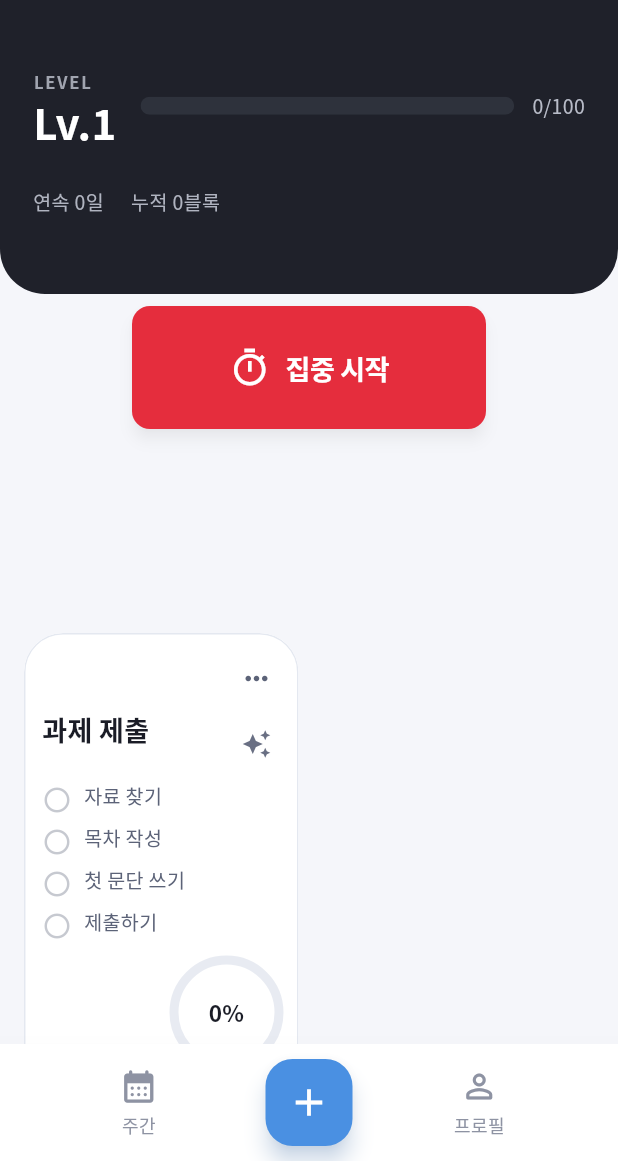
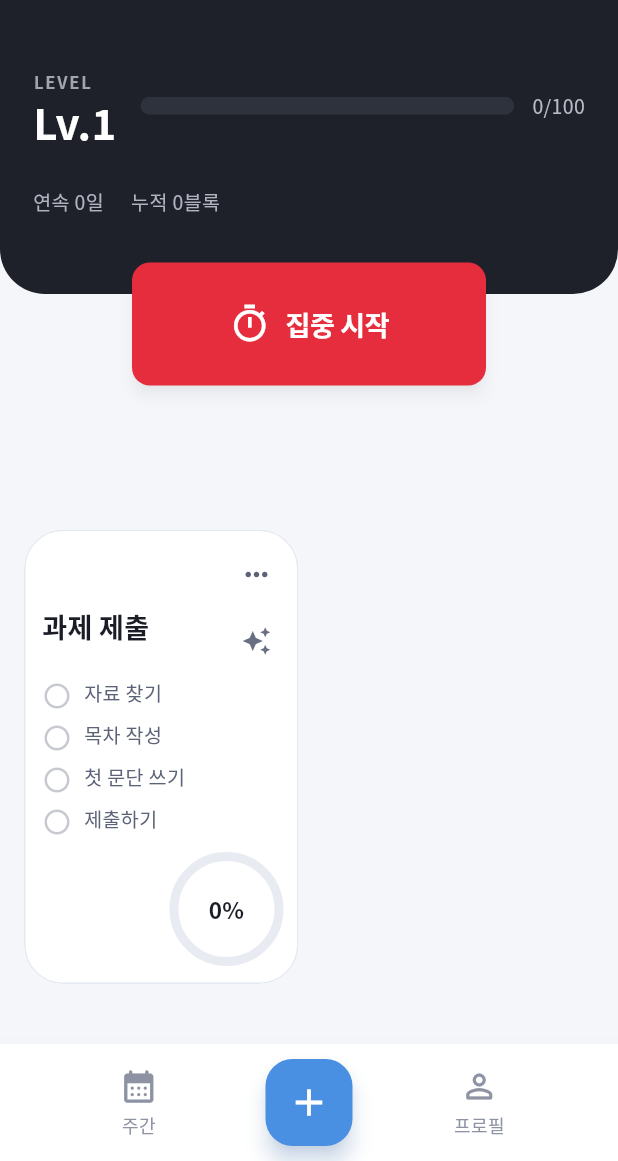
Before and after one commit to Shinmilli/FocusFlow, a Flutter app: the screen it shows after launch, on a phone screen of 412 x 824 dp, the part 75-1236 px from its top. Run offline on Flutter 3.47's test engine with Material 3 defaults, Android fonts, the phone set to English and light mode, and no system bars; our stand-ins replace flutter_local_notifications, flutter_riverpod, flutter_secure_storage, go_router, shared_preferences, timezone; Roboto replaces fonts that are missing (GmarketSans); statements that could not run were skipped.

Commit message:
style: 그리드 스타일 수정

```diff
--- a/lib/features/home/presentation/home_screen.dart
+++ b/lib/features/home/presentation/home_screen.dart
@@ -75,23 +75,42 @@ class _HomeScreenState extends ConsumerState<HomeScreen> {
         ),
     ];
 
-    return Column(
-      crossAxisAlignment: CrossAxisAlignment.stretch,
-      children: [
-        TodayProjectHero(
+    final hero = TodayProjectHero(
       progress: progress,
       lowEnergy: lowEnergy,
       onStartFocus: () => context.push('/focus'),
       leadingActions: heroActions,
+    );
+    final headerExtent = TodayProjectHero.pinnedScrollExtent(context);
+
+    Widget scrollHome(List<Widget> bodySlivers) {
+      return CustomScrollView(
+        slivers: [
+          SliverPersistentHeader(
+            pinned: true,
+            delegate: _HomePinnedHeroDelegate(extent: headerExtent, child: hero),
           ),
-        Expanded(
-          child: asyncBlocks.when(
-            loading: () => const Center(child: CircularProgressIndicator()),
-            error: (e, _) => Center(child: Text('$e')),
+          ...bodySlivers,
+        ],
+      );
+    }
+
+    return asyncBlocks.when(
+      loading: () => scrollHome(const [
+        SliverFillRemaining(
+          hasScrollBody: false,
+          child: Center(child: CircularProgressIndicator()),
+        ),
+      ]),
+      error: (e, _) => scrollHome([
+        SliverFillRemaining(
+          hasScrollBody: false,
+          child: Center(child: Text('$e')),
+        ),
+      ]),
       data: (blocks) {
         final list = _orderedBlocks(blocks);
-              return CustomScrollView(
-                slivers: [
+        return scrollHome([
           if (list.isEmpty)
             SliverFillRemaining(
               hasScrollBody: false,
@@ -142,7 +161,7 @@ class _HomeScreenState extends ConsumerState<HomeScreen> {
               ),
             )
           else ...[
-                    const SliverToBoxAdapter(child: SizedBox(height: 36)),
+            const SliverToBoxAdapter(child: SizedBox(height: 4)),
             SliverPadding(
               padding: const EdgeInsets.fromLTRB(16, 0, 16, 4),
               sliver: SliverMasonryGrid.count(
@@ -173,12 +192,37 @@ class _HomeScreenState extends ConsumerState<HomeScreen> {
               ),
             ),
           const SliverToBoxAdapter(child: SizedBox(height: 24)),
-                ],
-              );
+        ]);
       },
-          ),
-        ),
-      ],
     );
   }
 }
+
+class _HomePinnedHeroDelegate extends SliverPersistentHeaderDelegate {
+  _HomePinnedHeroDelegate({
+    required this.extent,
+    required this.child,
+  });
+
+  final double extent;
+  final Widget child;
+
+  @override
+  double get minExtent => extent;
+
+  @override
+  double get maxExtent => extent;
+
+  @override
+  Widget build(BuildContext context, double shrinkOffset, bool overlapsContent) {
+    return SizedBox(
+      height: extent,
+      width: double.infinity,
+      child: ClipRect(child: child),
+    );
+  }
+
+  @override
+  bool shouldRebuild(covariant _HomePinnedHeroDelegate oldDelegate) =>
+      extent != oldDelegate.extent || child != oldDelegate.child;
+}
--- a/lib/features/home/presentation/widgets/today_project_hero.dart
+++ b/lib/features/home/presentation/widgets/today_project_hero.dart
@@ -1,3 +1,5 @@
+import 'dart:math' as math;
+
 import 'package:flutter/material.dart';
 
 import '../../../gamification/domain/player_progress.dart';
@@ -30,12 +32,22 @@ class TodayProjectHero extends StatelessWidget {
 
   static const double _focusButtonInset = 88;
   static const double _focusButtonHeight = 82;
-  /// 카드 본문과 버튼 사이에 두는 여백 — 클수록 버튼이 더 아래로 내려감.
-  static const double _hitExtendBelowCard = 72;
-  /// 버튼 하단을 Stack 기준선보다 더 내림(시각적으로 더 아래).
-  static const double _focusButtonBottomOffset = -18;
+  /// 카드 본문과 버튼 사이에 두는 여백 — 클수록 버튼이 더 아래로 내려감(작게 할수록 레벨 배경과 겹침).
+  static const double _hitExtendBelowCard = 54;
+  /// 버튼 하단을 Stack 기준선보다 더 내림(덜 음수일수록 버튼이 위로).
+  static const double _focusButtonBottomOffset = -10;
   /// 버튼이 Stack 밖으로 내려가는 만큼 + 여유(아래 콘텐츠와 겹침 방지).
-  static const double _heroBottomPadding = 118;
+  static const double _heroBottomPadding = 102;
+
+  /// 다크 카드 내부 컬럼(타이틀~통계) + 안쪽 패딩 — [build] 레이아웃과 동일 길이를 유지할 것.
+  static const double _pinnedInnerColumnHeight =
+      52 + 22 + 67 + 20 + 18 + 8 + 52;
+
+  /// 홈 상단 히어로를 `SliverPersistentHeader(pinned: true)`에 쓸 때의 세로 길이.
+  static double pinnedScrollExtent(BuildContext context) {
+    final safeTop = math.max(MediaQuery.paddingOf(context).top, 4.0);
+    return safeTop + _pinnedInnerColumnHeight + _hitExtendBelowCard + _heroBottomPadding;
+  }
 
   @override
   Widget build(BuildContext context) {
```
Lines whose indentation alone changed are shown as unchanged.
